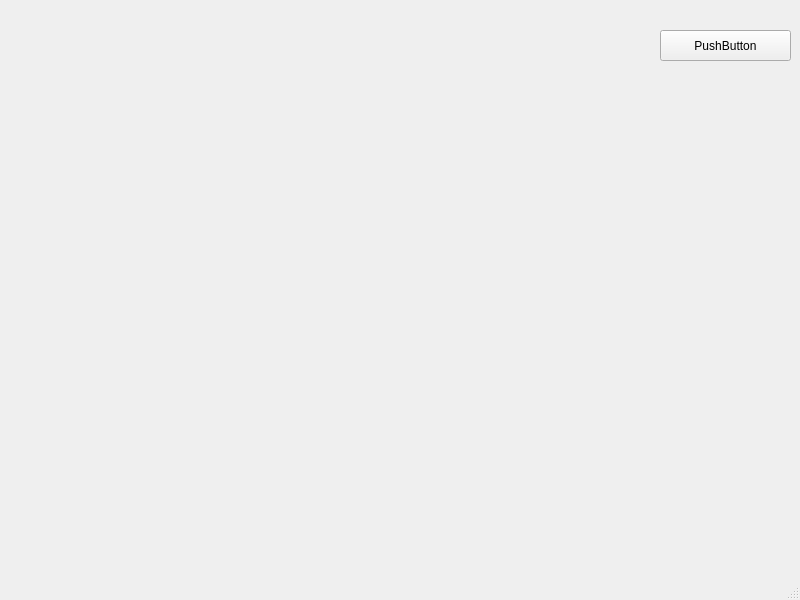
The window that main.ui (echpo4mak/Yandex.API) describes before a commit, drawn with Qt 5.
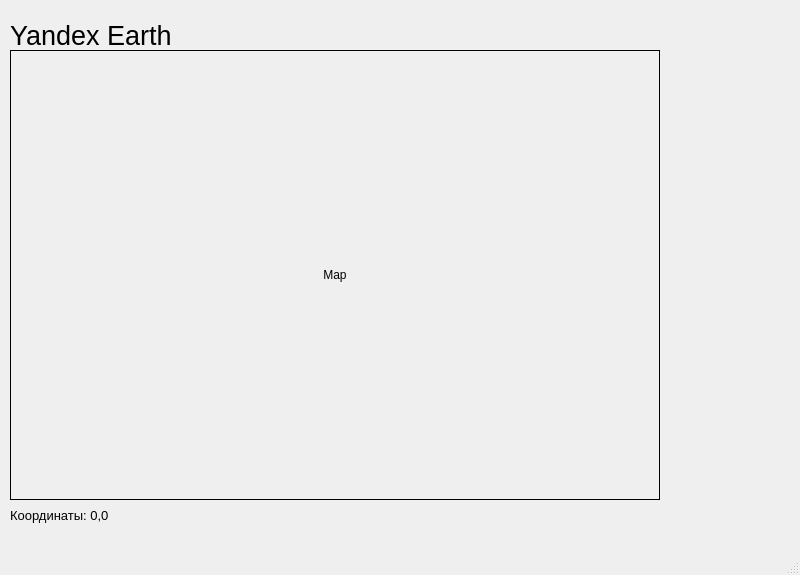
The same window after the commit.

```diff
--- a/main.ui
+++ b/main.ui
@@ -7,24 +7,66 @@
     <x>0</x>
     <y>0</y>
     <width>800</width>
-    <height>600</height>
+    <height>575</height>
    </rect>
   </property>
   <property name="windowTitle">
    <string>MainWindow</string>
   </property>
   <widget class="QWidget" name="centralwidget">
-   <widget class="QPushButton" name="pushButton">
+   <widget class="QLabel" name="title">
     <property name="geometry">
      <rect>
-      <x>660</x>
-      <y>30</y>
-      <width>131</width>
-      <height>31</height>
+      <x>10</x>
+      <y>10</y>
+      <width>200</width>
+      <height>50</height>
      </rect>
     </property>
+    <property name="font">
+     <font>
+      <pointsize>20</pointsize>
+     </font>
+    </property>
     <property name="text">
-     <string>PushButton</string>
+     <string>Yandex Earth</string>
+    </property>
+   </widget>
+   <widget class="QLabel" name="image">
+    <property name="geometry">
+     <rect>
+      <x>10</x>
+      <y>50</y>
+      <width>650</width>
+      <height>450</height>
+     </rect>
+    </property>
+    <property name="frameShape">
+     <enum>QFrame::Box</enum>
+    </property>
+    <property name="text">
+     <string>Map</string>
+    </property>
+    <property name="alignment">
+     <set>Qt::AlignCenter</set>
+    </property>
+   </widget>
+   <widget class="QLabel" name="coords">
+    <property name="geometry">
+     <rect>
+      <x>10</x>
+      <y>500</y>
+      <width>650</width>
+      <height>30</height>
+     </rect>
+    </property>
+    <property name="font">
+     <font>
+      <pointsize>10</pointsize>
+     </font>
+    </property>
+    <property name="text">
+     <string>Координаты: 0,0</string>
     </property>
    </widget>
   </widget>
```
Left out of the diff: 4 changed lines with no effect on the pictures.
